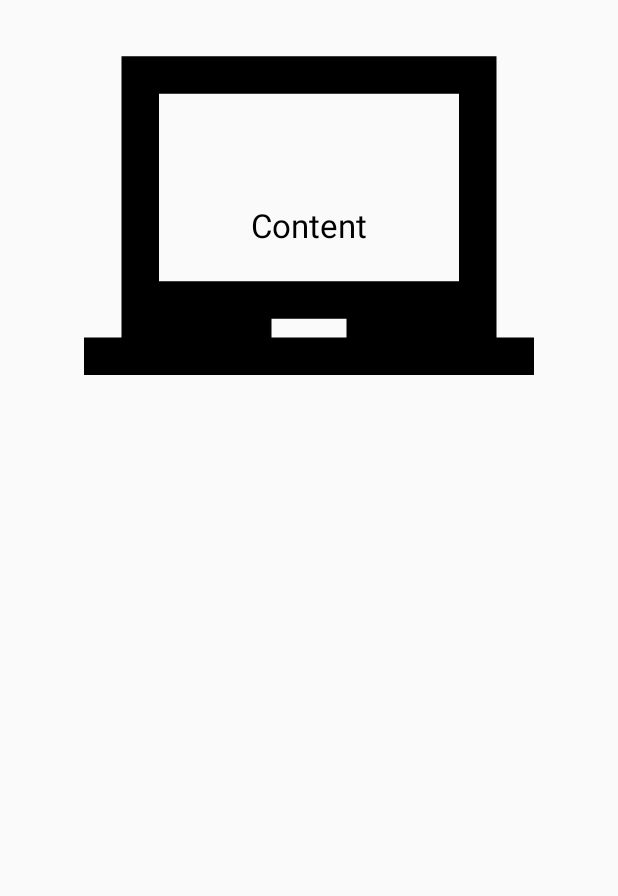
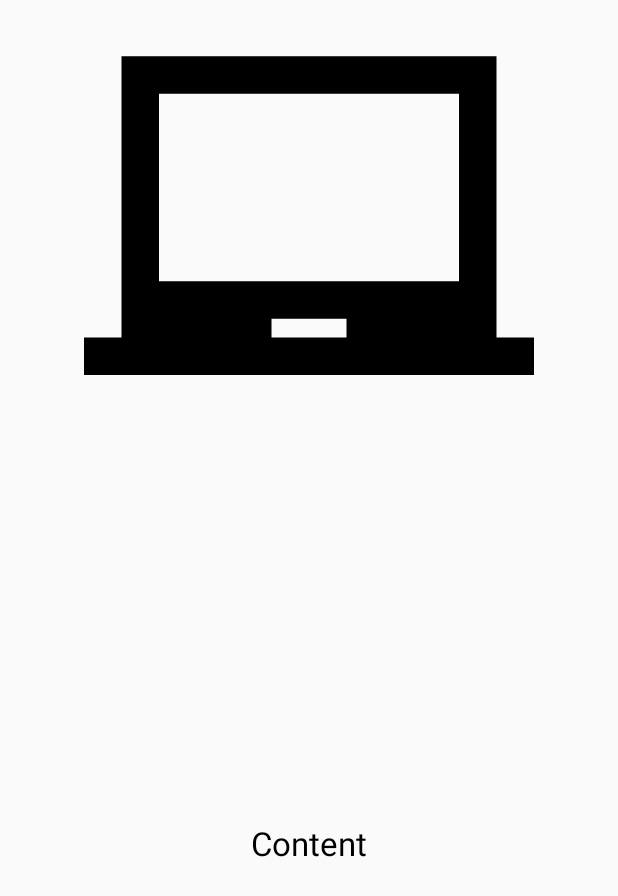
Before and after one commit to PD3-ABCD/HomeMade, an Android app: the layout fragment_blank.xml on its own in the app's theme, with its tools: preview values and no code run, on a phone screen of 412 x 824 dp. Shown: the top 896 px of the screen. Run offline under Robolectric (Android 15) with nearby library versions, the phone set to English and light mode, and no system bars.

```diff
--- a/app/src/main/res/layout/fragment_blank.xml
+++ b/app/src/main/res/layout/fragment_blank.xml
@@ -18,9 +18,10 @@
            android:layout_height="match_parent"
            app:srcCompat="@drawable/ic_laptop_chromebook_black_24dp" />
 
-
+   </FrameLayout>
 
     <TextView
+        android:id="@+id/title"
         android:gravity="center"
         android:padding="10dp"
         android:text="Content"
@@ -28,6 +29,7 @@
         android:textColor="@android:color/black"
         android:layout_width="match_parent"
         android:layout_height="match_parent"/>
-   </FrameLayout>
+
+
 
 </LinearLayout>
```
Also changed, not shown: app/src/main/java/com/example/MaaKaKhana/Fragments/BlankFragment.java (+12 -0 lines). Lines whose indentation alone changed are shown as unchanged.
